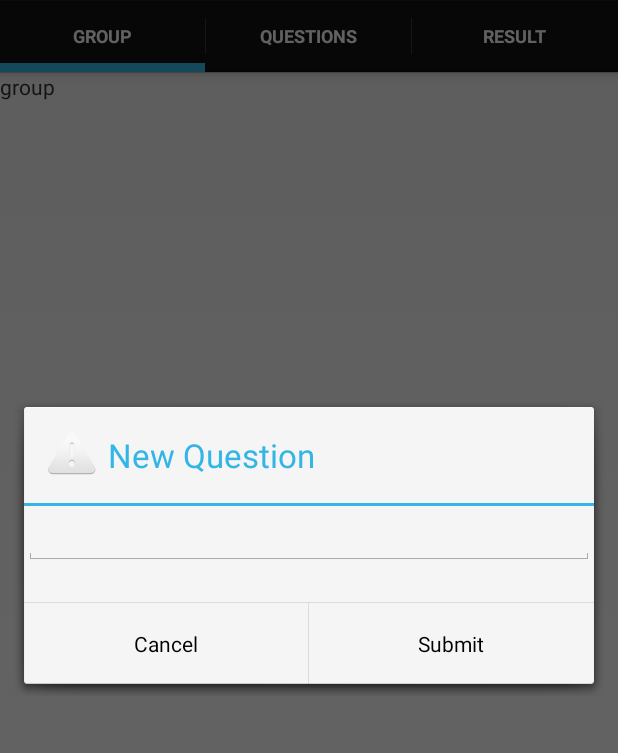
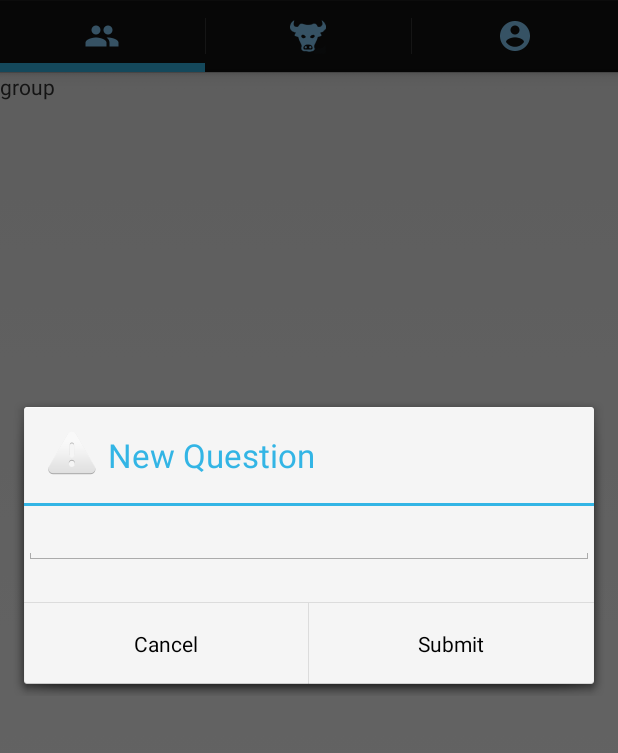
Before and after one commit to flymperopoulos/Bool, an Android app: the MyTabActivity screen opened directly, with no data from a screen before it, after a tap on an icon or button, on a phone screen of 412 x 824 dp, the part 72-825 px from its top. Run offline under Robolectric (Android 15) with nearby library versions, the phone set to English and light mode, and no system bars; our stand-ins replace Volley; network calls fail.

Commit message:
icons in

```diff
--- a/Bool/app/src/main/java/com/example/james/bool/MyTabActivity.java
+++ b/Bool/app/src/main/java/com/example/james/bool/MyTabActivity.java
@@ -46,13 +46,13 @@ public class MyTabActivity extends Activity {
 
         actionBar = getActionBar();
         actionBar.setNavigationMode(ActionBar.NAVIGATION_MODE_TABS);
-//        tab1 = actionBar.newTab().setIcon(R.drawable.ic_social_people);
-//        tab2 = actionBar.newTab().setIcon(R.drawable.ic_maps_map);
-//        tab3 = actionBar.newTab().setIcon(R.drawable.ic_image_timer_auto);
+        tab1 = actionBar.newTab().setIcon(R.drawable.groups);
+        tab2 = actionBar.newTab().setIcon(R.drawable.bull1);
+        tab3 = actionBar.newTab().setIcon(R.drawable.profile);
 
-        tab1 = actionBar.newTab().setText("Group");
-        tab2 = actionBar.newTab().setText("Questions");
-        tab3 = actionBar.newTab().setText("Result");
+//        tab1 = actionBar.newTab().setText("Group");
+//        tab2 = actionBar.newTab().setText("Questions");
+//        tab3 = actionBar.newTab().setText("Result");
 
         tab1.setTabListener(new MyTabListener(fragmentTab1));
         tab2.setTabListener(new MyTabListener(fragmentTab2));
```
Also changed, not shown: Bool/app/src/main/res/drawable-hdpi/bull1.png (added), Bool/app/src/main/res/drawable-hdpi/groups.png (added), Bool/app/src/main/res/drawable-hdpi/profile.png (added).
